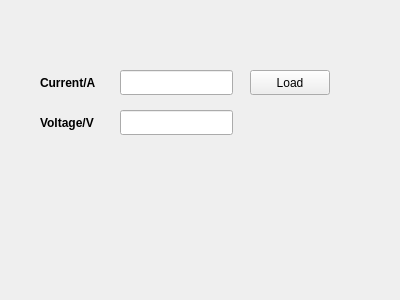
Qt form widget.ui (YaoLiMuMu/CAR_BMS) before a commit.
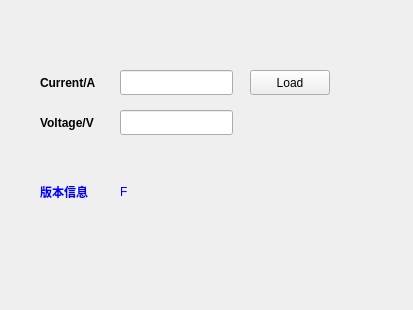
The same form after that commit.

Diff of the .ui file:
```diff
--- a/widget.ui
+++ b/widget.ui
@@ -6,8 +6,8 @@
    <rect>
     <x>0</x>
     <y>0</y>
-    <width>400</width>
-    <height>300</height>
+    <width>413</width>
+    <height>310</height>
    </rect>
   </property>
   <property name="windowTitle">
@@ -96,6 +96,45 @@
     <cstring>lineEdit2_2</cstring>
    </property>
   </widget>
+  <widget class="QLabel" name="label1_3">
+   <property name="geometry">
+    <rect>
+     <x>40</x>
+     <y>180</y>
+     <width>60</width>
+     <height>23</height>
+    </rect>
+   </property>
+   <property name="font">
+    <font>
+     <weight>75</weight>
+     <bold>true</bold>
+     <underline>false</underline>
+    </font>
+   </property>
+   <property name="styleSheet">
+    <string notr="true">QLabel#label1_3 {color:blue}</string>
+   </property>
+   <property name="text">
+    <string>版本信息</string>
+   </property>
+  </widget>
+  <widget class="QLabel" name="label1_6">
+   <property name="geometry">
+    <rect>
+     <x>120</x>
+     <y>180</y>
+     <width>333</width>
+     <height>23</height>
+    </rect>
+   </property>
+   <property name="styleSheet">
+    <string notr="true">QLabel#label1_6 {color:blue}</string>
+   </property>
+   <property name="text">
+    <string>F</string>
+   </property>
+  </widget>
  </widget>
  <layoutdefault spacing="6" margin="11"/>
  <resources/>
```
